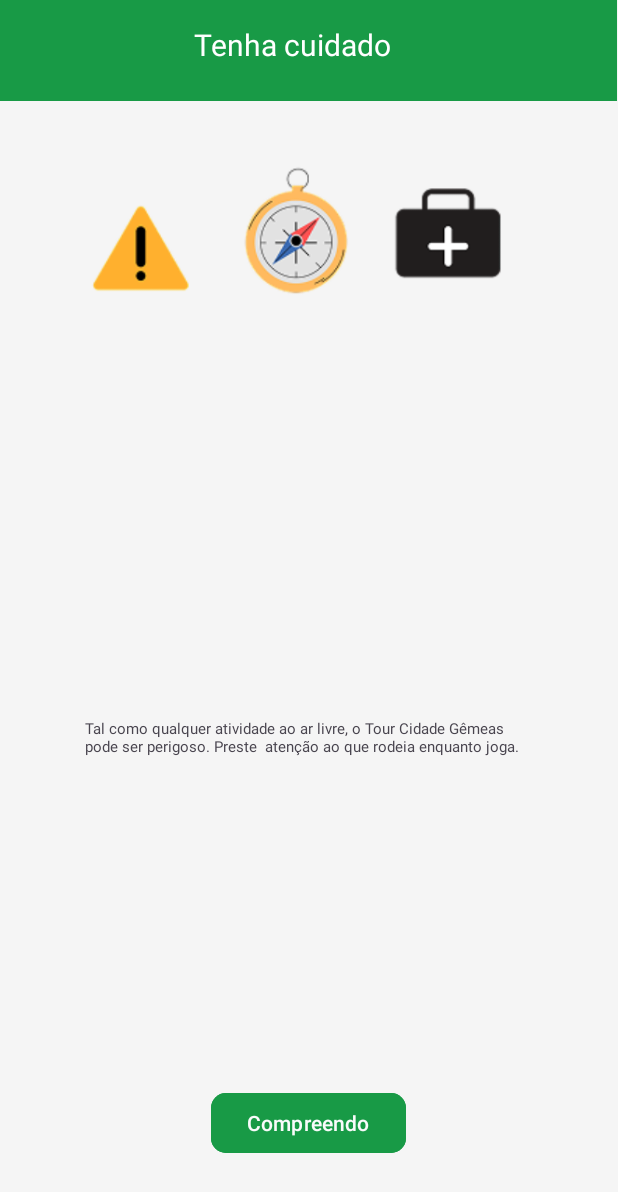
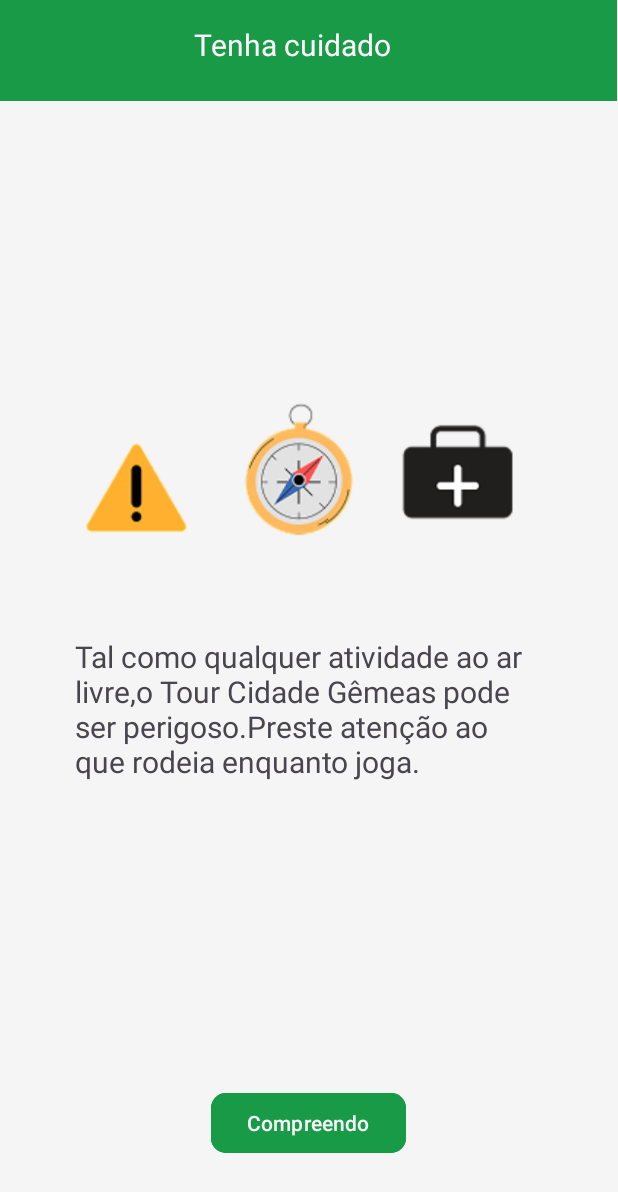
Before and after one commit to mjmdl/tour-cidades-gemeas, an Android app: the layout activity_cuidado.xml on its own in the app's theme, with its tools: preview values and no code run, on a phone screen of 412 x 824 dp. Shown: the top 1192 px of the screen. Run offline under Robolectric (Android 15) with nearby library versions, the phone set to English and light mode, and no system bars.

Commit message:
tela cuidado

```diff
--- a/tourApp/tour-cidades-gemeas/app/src/main/AndroidManifest.xml
+++ b/tourApp/tour-cidades-gemeas/app/src/main/AndroidManifest.xml
@@ -36,6 +36,8 @@
         <activity android:name=".CriarContaActivity" />
         <activity android:name=".PerfilActivity" />
         <activity  android:name=".TelaAdminActivity" />
+        <activity android:name=".CuidadoActivity" />
+
         <activity
             android:name=".MainActivity"
             android:exported="true">
--- a/tourApp/tour-cidades-gemeas/app/src/main/java/com/example/tourgemeas/CriarContaActivity.kt
+++ b/tourApp/tour-cidades-gemeas/app/src/main/java/com/example/tourgemeas/CriarContaActivity.kt
@@ -97,6 +97,8 @@ class CriarContaActivity : AppCompatActivity() {
                     withContext(Dispatchers.Main) {
                         if (response.isSuccessful) {
                             Toast.makeText(this@CriarContaActivity, "Conta criada com sucesso!", Toast.LENGTH_SHORT).show()
+                            val intent = android.content.Intent(this@CriarContaActivity, CuidadoActivity::class.java)
+                            startActivity(intent)
                             finish()
                         } else {
                             val errorMessage = response.errorBody()?.string() ?: response.message()
--- a/tourApp/tour-cidades-gemeas/app/src/main/res/layout/activity_cuidado.xml
+++ b/tourApp/tour-cidades-gemeas/app/src/main/res/layout/activity_cuidado.xml
@@ -35,24 +35,22 @@
 
     <ImageView
         android:id="@+id/imageView5"
-        android:layout_width="370dp"
-        android:layout_height="385dp"
+        android:layout_width="391dp"
+        android:layout_height="395dp"
+        app:layout_constraintBottom_toBottomOf="parent"
         app:layout_constraintEnd_toEndOf="parent"
         app:layout_constraintHorizontal_bias="0.39"
         app:layout_constraintStart_toStartOf="parent"
-        app:srcCompat="@drawable/dddddd"
-        tools:layout_editor_absoluteY="88dp" />
+        app:layout_constraintTop_toTopOf="parent"
+        app:layout_constraintVertical_bias="0.364"
+        app:srcCompat="@drawable/dddddd" />
 
     <TextView
         android:id="@+id/textView4"
-        android:layout_width="298dp"
-        android:layout_height="54dp"
-        android:text="Tal como qualquer atividade ao ar livre,
-o Tour Cidade Gêmeas
-pode ser perigoso.
-Preste
- atenção ao que rodeia enquanto joga."
-        android:textSize="10sp"
+        android:layout_width="311dp"
+        android:layout_height="144dp"
+        android:text="Tal como qualquer atividade ao ar livre,o Tour Cidade Gêmeas pode ser perigoso.Preste atenção ao que rodeia enquanto joga."
+        android:textSize="20sp"
         app:layout_constraintBottom_toBottomOf="parent"
         app:layout_constraintEnd_toEndOf="parent"
         app:layout_constraintHorizontal_bias="0.495"
@@ -61,7 +59,7 @@ Preste
         app:layout_constraintVertical_bias="0.614" />
 
     <Button
-        android:id="@+id/btnIniciarSessao"
+        android:id="@+id/BtnCompreendo"
         android:layout_width="wrap_content"
         android:layout_height="wrap_content"
         android:backgroundTint="#189A46"
```
Also changed, not shown: tourApp/tour-cidades-gemeas/app/src/main/java/com/example/tourgemeas/CuidadoActivity.kt (+14 -1 lines).
